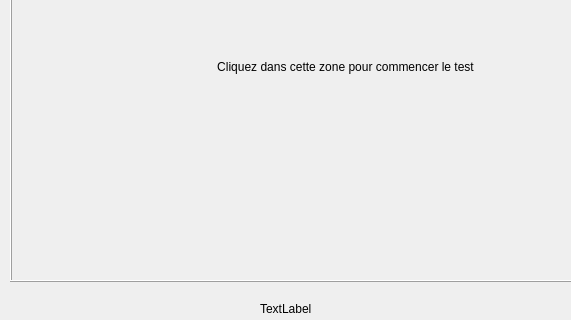
The window that fittswindow.ui (Anthex/GL40) describes before a commit, drawn with Qt 5; both pictures show x 0 to 571 and y 159 to 479 of the 688 by 479 pixel window.
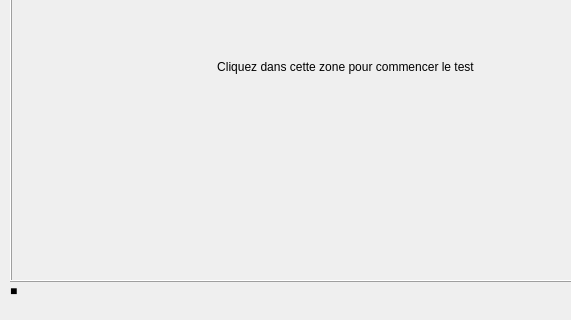
The same window after the commit. Custom widgets are drawn as their Qt base class.

Patch:
```diff
--- a/fittswindow.ui
+++ b/fittswindow.ui
@@ -57,14 +57,14 @@
   <widget class="QLabel" name="label">
    <property name="geometry">
     <rect>
-     <x>260</x>
-     <y>460</y>
-     <width>161</width>
-     <height>16</height>
+     <x>10</x>
+     <y>440</y>
+     <width>101</width>
+     <height>20</height>
     </rect>
    </property>
    <property name="text">
-    <string>TextLabel</string>
+    <string>■</string>
    </property>
   </widget>
  </widget>
```
